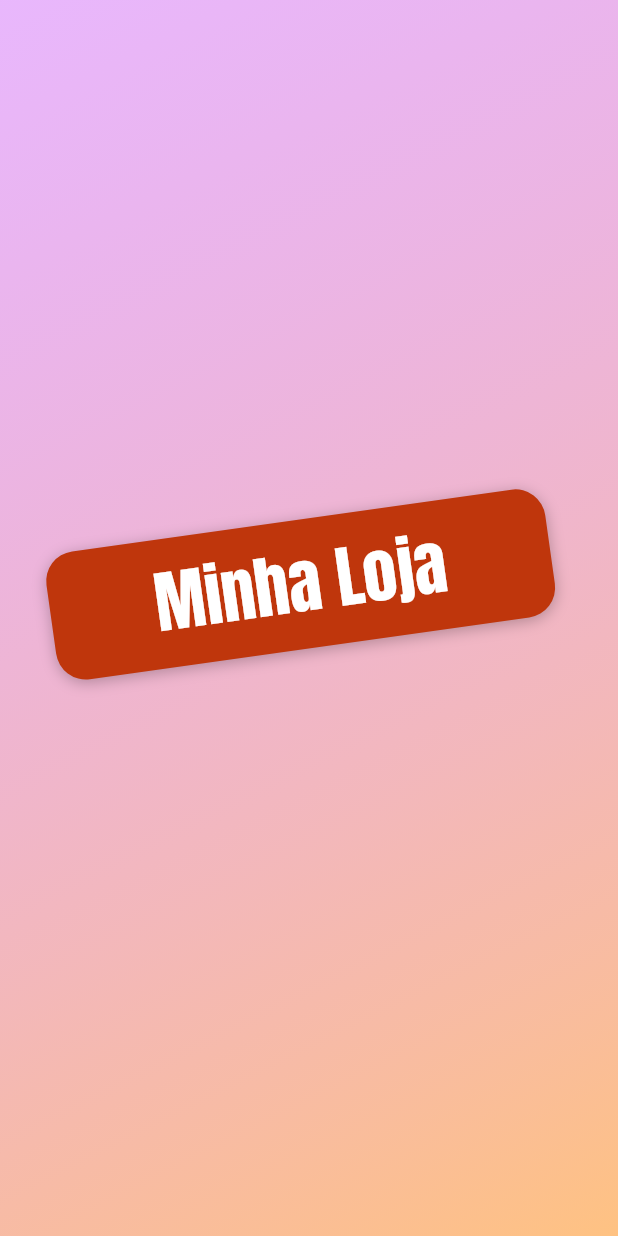
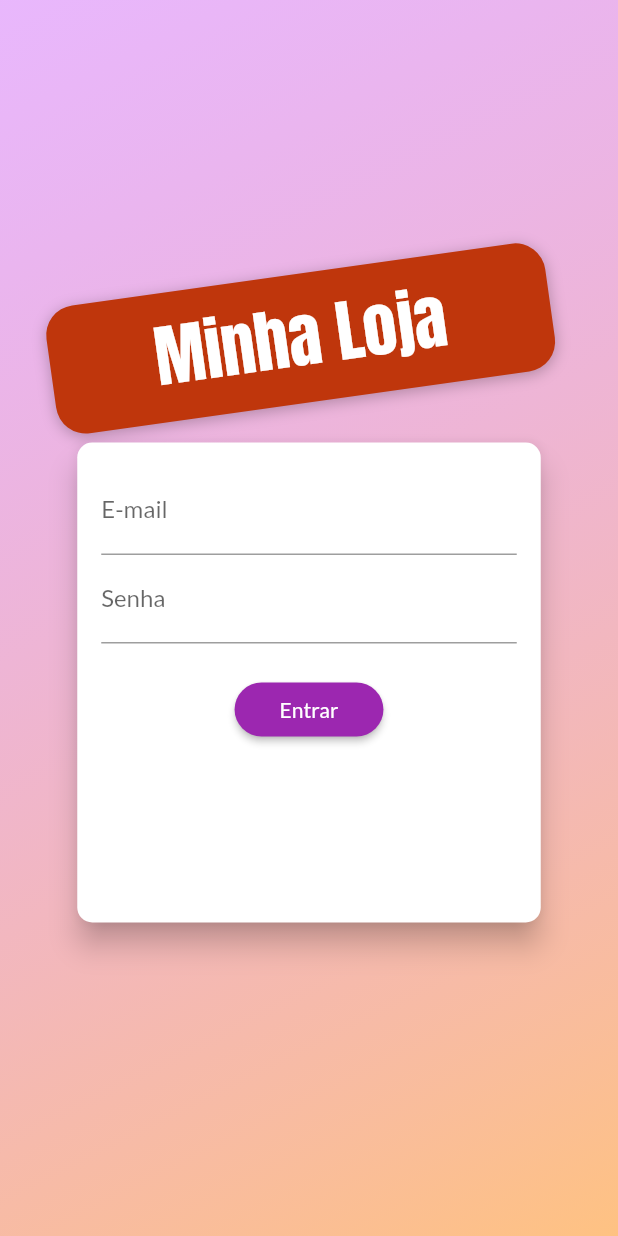
Before and after one commit to oscarbfs/Shop, a Flutter app: the screen it shows after launch, on a phone screen of 412 x 824 dp. Run offline on Flutter 3.47's test engine with Material 2 defaults, Android fonts, the phone set to English and light mode, and no system bars.

Commit message:
Tela de Autenticação #03

```diff
--- /dev/null
+++ b/lib/components/auth_form.dart
@@ -0,0 +1,99 @@
+import 'package:flutter/material.dart';
+
+enum AuthMode { Signup, Login }
+
+class AuthForm extends StatefulWidget {
+  const AuthForm({Key? key}) : super(key: key);
+
+  @override
+  _AuthFormState createState() => _AuthFormState();
+}
+
+class _AuthFormState extends State<AuthForm> {
+  final _passwordController = TextEditingController();
+  AuthMode _authMode = AuthMode.Login;
+  Map<String, String> _authData = {
+    'email': '',
+    'password': '',
+  };
+
+  void _submit() {}
+
+  @override
+  Widget build(BuildContext context) {
+    final deviceSize = MediaQuery.of(context).size;
+    return Card(
+      elevation: 8,
+      shape: RoundedRectangleBorder(
+        borderRadius: BorderRadius.circular(10),
+      ),
+      child: Container(
+        padding: const EdgeInsets.all(16),
+        height: 320,
+        width: deviceSize.width * 0.75,
+        child: Form(
+          child: Column(
+            children: [
+              TextFormField(
+                decoration: InputDecoration(labelText: 'E-mail'),
+                keyboardType: TextInputType.emailAddress,
+                onSaved: (email) => _authData['email'] = email ?? '',
+                validator: (_email) {
+                  final email = _email ?? '';
+                  if (email.trim().isEmpty || !email.contains('@')) {
+                    return 'Email invalido';
+                  }
+                  return null;
+                },
+              ),
+              TextFormField(
+                decoration: InputDecoration(labelText: 'Senha'),
+                keyboardType: TextInputType.emailAddress,
+                controller: _passwordController,
+                obscureText: true,
+                onSaved: (password) => _authData['password'] = password ?? '',
+                validator: (_password) {
+                  final password = _password ?? '';
+                  if (password.isEmpty || password.length < 5) {
+                    return 'Senhas invalida';
+                  }
+                  return null;
+                },
+              ),
+              if (_authMode == AuthMode.Signup)
+                TextFormField(
+                  decoration: InputDecoration(labelText: 'Confirmar Senha'),
+                  keyboardType: TextInputType.emailAddress,
+                  obscureText: true,
+                  validator: _authMode == AuthMode.Login
+                      ? null
+                      : (_password) {
+                          final password = _password ?? '';
+                          if (password != _passwordController) {
+                            return 'Senhas informadas não conferem';
+                          }
+                          return null;
+                        },
+                ),
+              SizedBox(height: 20),
+              ElevatedButton(
+                onPressed: _submit,
+                child: Text(
+                  _authMode == AuthMode.Login ? 'Entrar' : 'Resgistrar',
+                ),
+                style: ElevatedButton.styleFrom(
+                    shape: RoundedRectangleBorder(
+                      borderRadius: BorderRadius.circular(30),
+                    ),
+                    padding: const EdgeInsets.symmetric(
+                      horizontal: 30,
+                      vertical: 8,
+                    )),
+              ),
+            ],
+          ),
+        ),
+      ),
+    );
+  }
+}
--- a/lib/pages/auth_page.dart
+++ b/lib/pages/auth_page.dart
@@ -1,6 +1,7 @@
 import 'dart:math';
 
 import 'package:flutter/material.dart';
+import 'package:shop/components/auth_form.dart';
 
 class AuthPage extends StatelessWidget {
   const AuthPage({Key? key}) : super(key: key);
@@ -49,7 +50,8 @@ class AuthPage extends StatelessWidget {
                       color: Theme.of(context).accentTextTheme.headline6?.color,
                     ),
                   ),
-                )
+                ),
+                AuthForm(),
               ],
             ),
           )
```
